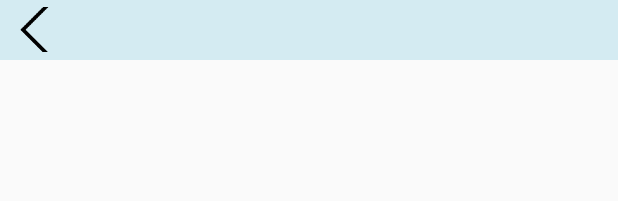
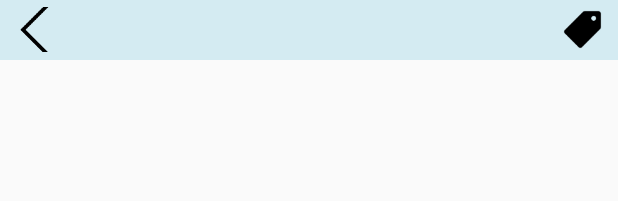
Before and after one commit to EasyAce-Edu/app_main, an Android app: the layout activity_question_detail.xml on its own in the app's theme, with its tools: preview values and no code run, on a phone screen of 412 x 824 dp. Shown: the top 201 px of the screen. Run offline under Robolectric (Android 15) with nearby library versions, the phone set to English and light mode, and no system bars.

Commit message:
fixed a brutal bug

```diff
--- a/app/app/src/main/res/layout/activity_question_detail.xml
+++ b/app/app/src/main/res/layout/activity_question_detail.xml
@@ -16,7 +16,17 @@
             android:layout_centerVertical="true"
             android:id="@+id/btn_backTolist"
             android:src="@mipmap/ic_back"
-            android:background="#d4ebf2" />
+            android:background="#d4ebf2"
+            android:layout_alignParentLeft="true"/>
+        <ImageButton
+            android:layout_width="wrap_content"
+            android:layout_alignParentRight="true"
+            android:layout_height="30dp"
+            android:layout_centerVertical="true"
+            android:id="@+id/btn_tag"
+            android:src="@mipmap/ic_blacktag"
+            android:background="#d4ebf2"
+            android:scaleType="centerInside"/>
     </RelativeLayout>
 
 
```
Also changed, not shown: app/app/src/main/java/com/jingtao/app/MainActivity.java (+3 -5 lines), app/app/src/main/java/com/jingtao/app/main_page_list_view/QuestionTag.java (+9 -7 lines), app/app/src/main/java/com/jingtao/app/question_detail/QuestionDetail.java (+35 -4 lines), app/app/src/main/ic_blacktag-web.png (added), app/app/src/main/res/mipmap-hdpi/ic_blacktag.png (added), app/app/src/main/res/mipmap-mdpi/ic_blacktag.png (added), app/app/src/main/res/mipmap-xhdpi/ic_blacktag.png (added), app/app/src/main/res/mipmap-xxhdpi/ic_blacktag.png (added), app/app/src/main/res/mipmap-xxxhdpi/ic_blacktag.png (added).
